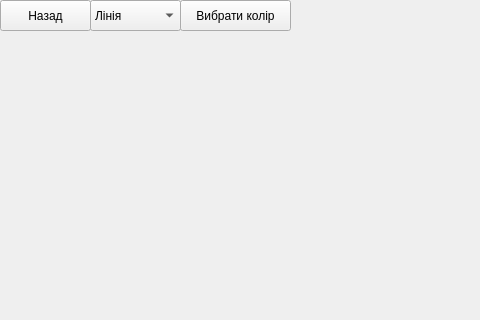
Old version of the form Lab2/mainwindow.ui in the repository kolagusak752-kpi/OOP_Labs; both pictures show x 0 to 480 and y 0 to 320 of the 800 by 600 pixel window.
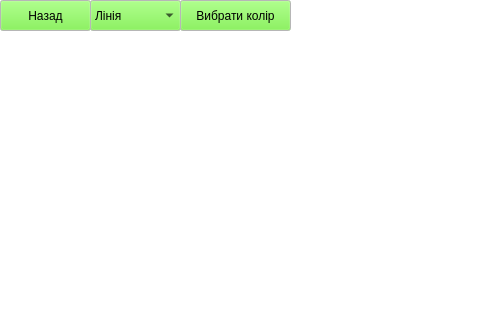
New version of the form.

```diff
--- a/Lab2/mainwindow.ui
+++ b/Lab2/mainwindow.ui
@@ -10,6 +10,79 @@
     <height>600</height>
    </rect>
   </property>
+  <property name="palette">
+   <palette>
+    <active>
+     <colorrole role="Button">
+      <brush brushstyle="SolidPattern">
+       <color alpha="255">
+        <red>109</red>
+        <green>240</green>
+        <blue>53</blue>
+       </color>
+      </brush>
+     </colorrole>
+     <colorrole role="Window">
+      <brush brushstyle="SolidPattern">
+       <color alpha="255">
+        <red>255</red>
+        <green>255</green>
+        <blue>255</blue>
+       </color>
+      </brush>
+     </colorrole>
+    </active>
+    <inactive>
+     <colorrole role="Button">
+      <brush brushstyle="SolidPattern">
+       <color alpha="255">
+        <red>109</red>
+        <green>240</green>
+        <blue>53</blue>
+       </color>
+      </brush>
+     </colorrole>
+     <colorrole role="Window">
+      <brush brushstyle="SolidPattern">
+       <color alpha="255">
+        <red>255</red>
+        <green>255</green>
+        <blue>255</blue>
+       </color>
+      </brush>
+     </colorrole>
+    </inactive>
+    <disabled>
+     <colorrole role="Button">
+      <brush brushstyle="SolidPattern">
+       <color alpha="255">
+        <red>109</red>
+        <green>240</green>
+        <blue>53</blue>
+       </color>
+      </brush>
+     </colorrole>
+     <colorrole role="Base">
+      <brush brushstyle="SolidPattern">
+       <color alpha="255">
+        <red>255</red>
+        <green>255</green>
+        <blue>255</blue>
+       </color>
+      </brush>
+     </colorrole>
+     <colorrole role="Window">
+      <brush brushstyle="SolidPattern">
+       <color alpha="255">
+        <red>255</red>
+        <green>255</green>
+        <blue>255</blue>
+       </color>
+      </brush>
+     </colorrole>
+    </disabled>
+   </palette>
+  </property>
   <property name="windowTitle">
    <string>MainWindow</string>
   </property>
```
